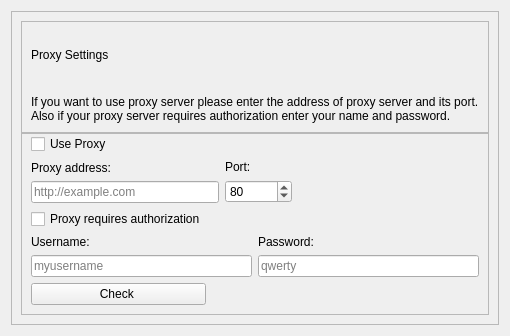
The window that quickiewebbot/ui/proxy_settings_widget.ui (andrascii/RiveSolutions_SEO_Spider) describes before a commit, drawn with Qt 5.
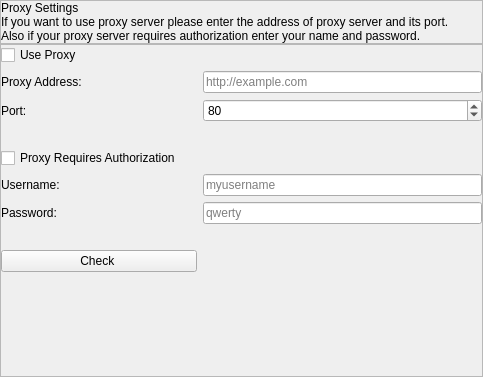
The same window after the commit.

Commit message: Переделаны два .ui файла для proxy и limits

What changed in the file:
```diff
--- a/quickiewebbot/ui/proxy_settings_widget.ui
+++ b/quickiewebbot/ui/proxy_settings_widget.ui
@@ -6,26 +6,29 @@
    <rect>
     <x>0</x>
     <y>0</y>
-    <width>484</width>
-    <height>336</height>
+    <width>483</width>
+    <height>377</height>
    </rect>
   </property>
   <property name="windowTitle">
    <string>Proxy Settings</string>
   </property>
-  <layout class="QVBoxLayout" name="verticalLayout_6">
-   <item>
-    <widget class="QFrame" name="mainSettingsFrame">
-     <property name="frameShape">
-      <enum>QFrame::StyledPanel</enum>
-     </property>
-     <property name="frameShadow">
-      <enum>QFrame::Raised</enum>
-     </property>
-     <layout class="QVBoxLayout" name="verticalLayout_5">
+  <layout class="QVBoxLayout" name="verticalLayout_2">
       <property name="spacing">
        <number>0</number>
       </property>
+   <property name="leftMargin">
+    <number>0</number>
+   </property>
+   <property name="topMargin">
+    <number>0</number>
+   </property>
+   <property name="rightMargin">
+    <number>0</number>
+   </property>
+   <property name="bottomMargin">
+    <number>0</number>
+   </property>
       <item>
        <widget class="QFrame" name="headerFrame">
         <property name="minimumSize">
@@ -46,10 +49,24 @@
         <property name="frameShadow">
          <enum>QFrame::Raised</enum>
         </property>
-        <layout class="QVBoxLayout" name="verticalLayout_7">
+     <layout class="QVBoxLayout" name="verticalLayout_6">
+      <property name="spacing">
+       <number>0</number>
+      </property>
+      <property name="leftMargin">
+       <number>0</number>
+      </property>
+      <property name="topMargin">
+       <number>0</number>
+      </property>
+      <property name="rightMargin">
+       <number>0</number>
+      </property>
          <property name="bottomMargin">
           <number>0</number>
          </property>
+      <item>
+       <layout class="QVBoxLayout" name="verticalLayout_5">
          <item>
           <widget class="QLabel" name="headerName">
            <property name="text">
@@ -66,6 +83,8 @@
           </widget>
          </item>
         </layout>
+      </item>
+     </layout>
        </widget>
       </item>
       <item>
@@ -76,108 +95,45 @@
         <property name="frameShadow">
          <enum>QFrame::Raised</enum>
         </property>
-        <layout class="QGridLayout" name="gridLayout">
+     <layout class="QVBoxLayout" name="verticalLayout">
+      <property name="spacing">
+       <number>6</number>
+      </property>
+      <property name="leftMargin">
+       <number>0</number>
+      </property>
          <property name="topMargin">
           <number>0</number>
          </property>
-         <item row="4" column="0">
-          <widget class="QPushButton" name="pushButton">
-           <property name="text">
-            <string>Check </string>
-           </property>
-          </widget>
-         </item>
-         <item row="2" column="0">
-          <widget class="QCheckBox" name="proxyNeedAuthorizationCheckBox">
-           <property name="text">
-            <string>Proxy requires authorization</string>
-           </property>
-           <property name="controlKey" stdset="0">
-            <string notr="true">proxyNeedAuthorization</string>
-           </property>
-          </widget>
-         </item>
-         <item row="0" column="0">
-          <widget class="QCheckBox" name="useProxyCheckBox">
-           <property name="text">
-            <string>Use Proxy</string>
+      <property name="rightMargin">
+       <number>0</number>
+      </property>
+      <property name="bottomMargin">
+       <number>0</number>
+      </property>
+      <item>
+       <layout class="QGridLayout" name="gridLayout" rowminimumheight="0,0,0,0,0,0,0,0,0,0">
+        <item row="2" column="2">
+         <widget class="QSpinBox" name="portSpinBox">
+          <property name="maximum">
+           <number>999999999</number>
+          </property>
+          <property name="value">
+           <number>80</number>
            </property>
            <property name="controlKey" stdset="0">
             <string notr="true">useProxy</string>
            </property>
           </widget>
          </item>
-         <item row="4" column="1">
-          <spacer name="horizontalSpacer_2">
-           <property name="orientation">
-            <enum>Qt::Horizontal</enum>
-           </property>
-           <property name="sizeHint" stdset="0">
-            <size>
-             <width>40</width>
-             <height>20</height>
-            </size>
-           </property>
-          </spacer>
-         </item>
-         <item row="3" column="0" colspan="2">
-          <layout class="QHBoxLayout" name="horizontalLayout_2">
-           <item>
-            <layout class="QVBoxLayout" name="verticalLayout_3">
-             <item>
+        <item row="5" column="0">
               <widget class="QLabel" name="label_3">
                <property name="text">
                 <string>Username:</string>
                </property>
               </widget>
              </item>
-             <item>
-              <widget class="QLineEdit" name="usernameLineEdit">
-               <property name="placeholderText">
-                <string notr="true">myusername</string>
-               </property>
-               <property name="controlKey" stdset="0">
-                <string notr="true">proxyUsername</string>
-               </property>
-              </widget>
-             </item>
-            </layout>
-           </item>
-           <item>
-            <layout class="QVBoxLayout" name="verticalLayout_4">
-             <item>
-              <widget class="QLabel" name="label_4">
-               <property name="text">
-                <string>Password:</string>
-               </property>
-              </widget>
-             </item>
-             <item>
-              <widget class="QLineEdit" name="passwordLineEdit">
-               <property name="placeholderText">
-                <string notr="true">qwerty</string>
-               </property>
-               <property name="controlKey" stdset="0">
-                <string notr="true">proxyPassword</string>
-               </property>
-              </widget>
-             </item>
-            </layout>
-           </item>
-          </layout>
-         </item>
-         <item row="1" column="0" colspan="2">
-          <layout class="QHBoxLayout" name="horizontalLayout">
-           <item>
-            <layout class="QVBoxLayout" name="verticalLayout">
-             <item>
-              <widget class="QLabel" name="label">
-               <property name="text">
-                <string>Proxy address:</string>
-               </property>
-              </widget>
-             </item>
-             <item>
+        <item row="1" column="2">
               <widget class="QLineEdit" name="proxyAddressLineEdit">
                <property name="focusPolicy">
                 <enum>Qt::StrongFocus</enum>
@@ -190,49 +146,120 @@
                </property>
               </widget>
              </item>
-            </layout>
-           </item>
-           <item>
-            <layout class="QVBoxLayout" name="verticalLayout_2">
-             <item>
+        <item row="6" column="2">
+         <widget class="QLineEdit" name="passwordLineEdit">
+          <property name="placeholderText">
+           <string notr="true">qwerty</string>
+          </property>
+          <property name="controlKey" stdset="0">
+           <string notr="true">proxyPassword</string>
+          </property>
+         </widget>
+        </item>
+        <item row="6" column="0">
+         <widget class="QLabel" name="label_4">
+          <property name="text">
+           <string>Password:</string>
+          </property>
+         </widget>
+        </item>
+        <item row="4" column="0" colspan="3">
+         <widget class="QCheckBox" name="proxyNeedAuthorizationCheckBox">
+          <property name="text">
+           <string>Proxy Requires Authorization</string>
+          </property>
+          <property name="controlKey" stdset="0">
+           <string notr="true">proxyNeedAuthorization</string>
+          </property>
+         </widget>
+        </item>
+        <item row="2" column="0">
               <widget class="QLabel" name="label_2">
                <property name="text">
                 <string>Port:</string>
                </property>
               </widget>
              </item>
-             <item>
-              <widget class="QSpinBox" name="portSpinBox">
-               <property name="maximum">
-                <number>999999999</number>
-               </property>
-               <property name="value">
-                <number>80</number>
-               </property>
+        <item row="5" column="2">
+         <widget class="QLineEdit" name="usernameLineEdit">
+          <property name="placeholderText">
+           <string notr="true">myusername</string>
+          </property>
+          <property name="controlKey" stdset="0">
+           <string notr="true">proxyUsername</string>
+          </property>
+         </widget>
+        </item>
+        <item row="0" column="0">
+         <widget class="QCheckBox" name="useProxyCheckBox">
+          <property name="text">
+           <string>Use Proxy</string>
+          </property>
                <property name="controlKey" stdset="0">
                 <string notr="true">proxyPort</string>
                </property>
               </widget>
              </item>
-            </layout>
-           </item>
-           <item>
+        <item row="1" column="0">
+         <widget class="QLabel" name="label">
+          <property name="text">
+           <string>Proxy Address:</string>
+          </property>
+         </widget>
+        </item>
+        <item row="9" column="0">
+         <spacer name="verticalSpacer_2">
+          <property name="orientation">
+           <enum>Qt::Vertical</enum>
+          </property>
+          <property name="sizeHint" stdset="0">
+           <size>
+            <width>20</width>
+            <height>40</height>
+           </size>
+          </property>
+         </spacer>
+        </item>
+        <item row="3" column="0">
             <spacer name="horizontalSpacer">
              <property name="orientation">
               <enum>Qt::Horizontal</enum>
              </property>
+          <property name="sizeType">
+           <enum>QSizePolicy::Fixed</enum>
+          </property>
              <property name="sizeHint" stdset="0">
               <size>
-               <width>40</width>
+            <width>130</width>
                <height>20</height>
               </size>
              </property>
             </spacer>
            </item>
-          </layout>
-         </item>
-        </layout>
-       </widget>
+        <item row="7" column="1">
+         <spacer name="horizontalSpacer_2">
+          <property name="orientation">
+           <enum>Qt::Horizontal</enum>
+          </property>
+          <property name="sizeType">
+           <enum>QSizePolicy::Fixed</enum>
+          </property>
+          <property name="sizeHint" stdset="0">
+           <size>
+            <width>60</width>
+            <height>20</height>
+           </size>
+          </property>
+         </spacer>
+        </item>
+        <item row="8" column="0" colspan="2">
+         <widget class="QPushButton" name="pushButton">
+          <property name="text">
+           <string>Check </string>
+          </property>
+         </widget>
+        </item>
+       </layout>
       </item>
      </layout>
     </widget>
```
Left out of the diff: 4 changed lines with no effect on the pictures. Lines whose indentation alone changed are shown as unchanged. The commit also changes 9 other files.
